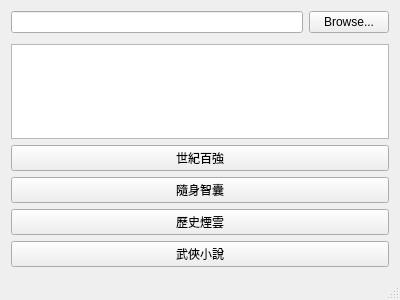
First picture: the form in mainwindow.ui, repository chchwy/haodoo-grabber, before the edit.
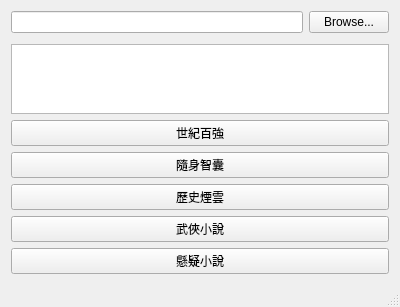
Second picture: the form after the edit.

Commit message: 懸疑小說

The edit to the form file:
```diff
--- a/mainwindow.ui
+++ b/mainwindow.ui
@@ -67,6 +67,13 @@
       </property>
      </widget>
     </item>
+    <item>
+     <widget class="QPushButton" name="mysteryButton">
+      <property name="text">
+       <string>懸疑小說</string>
+      </property>
+     </widget>
+    </item>
    </layout>
   </widget>
   <widget class="QStatusBar" name="statusBar"/>
```
The commit also changes 2 other files.
